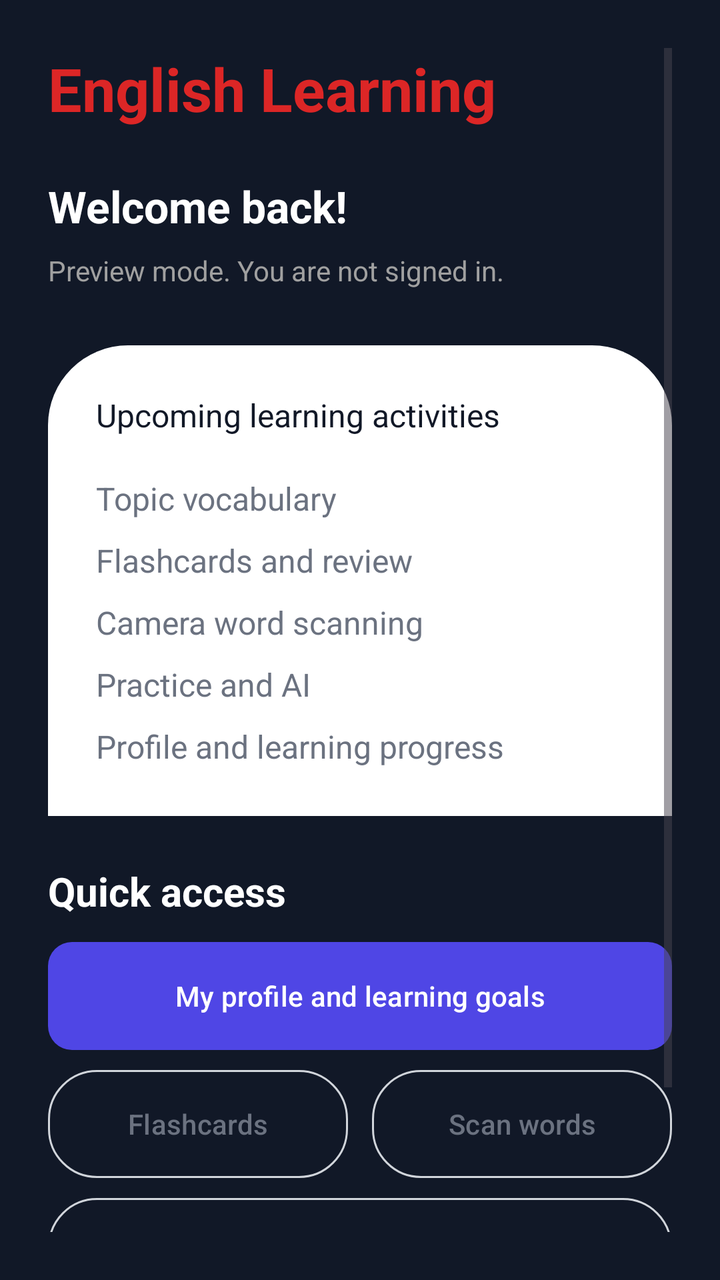
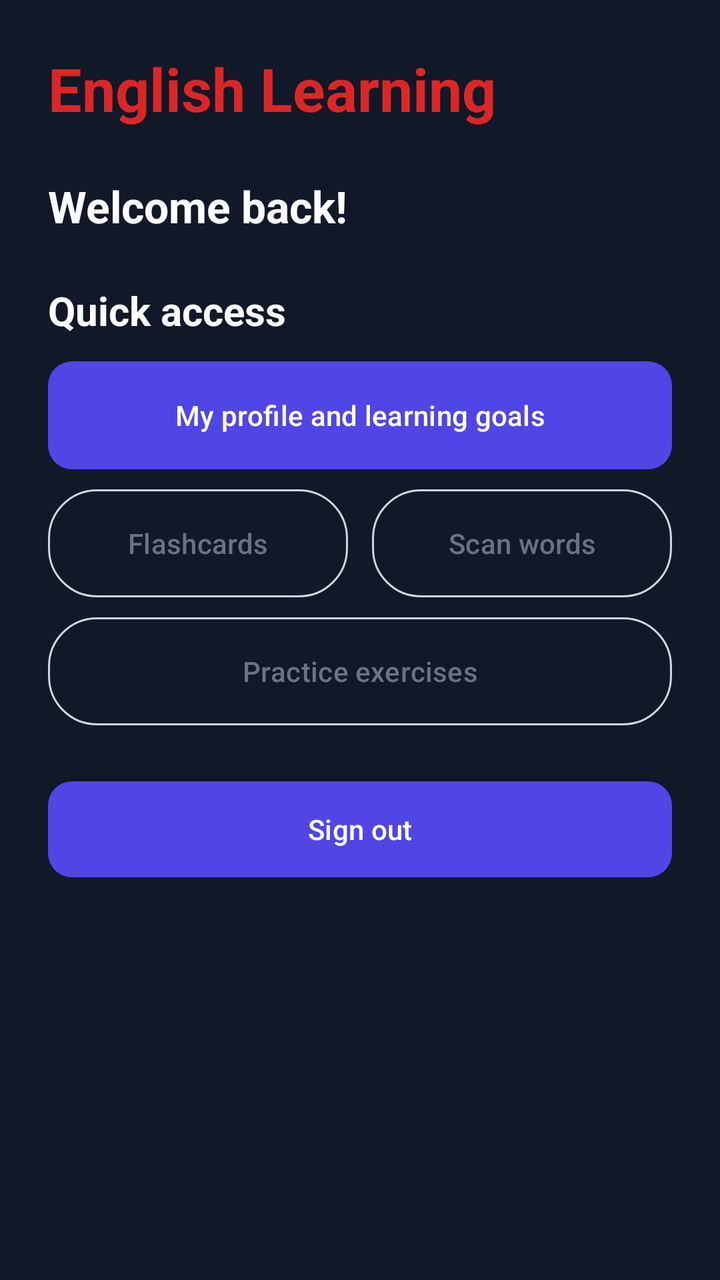

Two renders of the same Android screen: before a commit and after it. Below are the layout's source before the change and the commit's diff.
<!-- AndroidManifest.xml: application theme Theme.EnglishLearningSoftware -->
<!-- res/layout/activity_home.xml -->
<?xml version="1.0" encoding="utf-8"?>
<ScrollView xmlns:android="http://schemas.android.com/apk/res/android"
    xmlns:app="http://schemas.android.com/apk/res-auto"
    android:id="@+id/homeRoot"
    android:layout_width="match_parent"
    android:layout_height="match_parent"
    android:fillViewport="true"
    android:background="@color/bg_dark"
    android:padding="24dp">
    <LinearLayout
        android:layout_width="match_parent"
        android:layout_height="wrap_content"
        android:orientation="vertical">
        <TextView
            android:layout_width="match_parent"
            android:layout_height="wrap_content"
            android:text="@string/home_title"
            android:textSize="30sp"
            android:textStyle="bold"
            android:textColor="@color/text_red" />
        <TextView
            android:id="@+id/tvWelcome"
            android:layout_width="match_parent"
            android:layout_height="wrap_content"
            android:layout_marginTop="24dp"
            android:text="@string/welcome_back"
            android:textSize="22sp"
            android:textStyle="bold"
            android:textColor="@android:color/white" />
        <TextView
            android:id="@+id/tvHomeStatus"
            android:layout_width="match_parent"
            android:layout_height="wrap_content"
            android:layout_marginTop="8dp"
            android:text="@string/preview_status"
            android:textColor="#A0A0A0" />
        <LinearLayout
            android:layout_width="match_parent"
            android:layout_height="wrap_content"
            android:layout_marginTop="28dp"
            android:padding="24dp"
            android:background="@drawable/bg_bottom_sheet"
            android:orientation="vertical">
            <TextView
                android:layout_width="match_parent"
                android:layout_height="wrap_content"
                android:text="@string/home_description"
                android:textColor="@color/bg_dark"
                android:textSize="16sp" />
            <TextView
                android:layout_width="match_parent"
                android:layout_height="wrap_content"
                android:layout_marginTop="20dp"
                android:text="@string/planned_features"
                android:lineSpacingExtra="12dp"
                android:textColor="@color/text_gray"
                android:textSize="16sp" />
        </LinearLayout>

        
        <TextView
            android:layout_width="match_parent"
            android:layout_height="wrap_content"
            android:layout_marginTop="24dp"
            android:layout_marginBottom="12dp"
            android:text="@string/home_navigation"
            android:textColor="@android:color/white"
            android:textSize="20sp"
            android:textStyle="bold" />

        <Button
            android:id="@+id/btnOpenProfile"
            android:layout_width="match_parent"
            android:layout_height="54dp"
            android:text="@string/home_profile_shortcut"
            android:textAllCaps="false"
            android:textColor="@android:color/white"
            android:background="@drawable/bg_btn_primary"
            app:backgroundTint="@null"/>

        <LinearLayout
            android:layout_width="match_parent"
            android:layout_height="wrap_content"
            android:orientation="horizontal"
            android:layout_marginTop="10dp">

            <Button
                android:id="@+id/btnOpenFlashcards"
                android:layout_width="0dp"
                android:layout_height="54dp"
                android:layout_weight="1"
                android:layout_marginEnd="6dp"
                android:text="@string/home_flashcard_shortcut"
                android:textAllCaps="false"
                android:textColor="@color/text_gray"
                android:background="@drawable/bg_btn_outline"
                app:backgroundTint="@null"/>

            <Button
                android:id="@+id/btnOpenCamera"
                android:layout_width="0dp"
                android:layout_height="54dp"
                android:layout_weight="1"
                android:layout_marginStart="6dp"
                android:text="@string/home_camera_shortcut"
                android:textAllCaps="false"
                android:textColor="@color/text_gray"
                android:background="@drawable/bg_btn_outline"
                app:backgroundTint="@null"/>
        </LinearLayout>

        <Button
            android:id="@+id/btnOpenPractice"
            android:layout_width="match_parent"
            android:layout_height="54dp"
            android:layout_marginTop="10dp"
            android:text="@string/home_practice_shortcut"
            android:textAllCaps="false"
            android:textColor="@color/text_gray"
            android:background="@drawable/bg_btn_outline"
            app:backgroundTint="@null"/>
        <Button
            android:id="@+id/btnLogout"
            android:layout_width="match_parent"
            android:layout_height="wrap_content"
            android:layout_marginTop="28dp"
            android:text="@string/logout"
            android:textColor="@android:color/white"
            android:background="@drawable/bg_btn_primary"
            app:backgroundTint="@null" />
    </LinearLayout>
</ScrollView>
<!-- resources referenced by this layout -->
<resources>
  <color name="bg_dark">#111827</color>
  <color name="text_gray">#6B7280</color>
  <color name="text_red">#DC2626</color>
  <!-- drawable bg_bottom_sheet (drawable) -->
  <?xml version="1.0" encoding="utf-8"?>
  <shape xmlns:android="http://schemas.android.com/apk/res/android">
      <solid android:color="@android:color/white"/>
      <corners android:topLeftRadius="40dp" android:topRightRadius="40dp"/>
  </shape>
  <!-- drawable bg_btn_outline (drawable) -->
  <?xml version="1.0" encoding="utf-8"?>
  <shape xmlns:android="http://schemas.android.com/apk/res/android">
      <solid android:color="@android:color/transparent"/>
      <stroke android:width="1dp" android:color="#D1D5DB"/> 
      <corners android:radius="24dp"/>
  </shape>
  <!-- drawable bg_btn_primary (drawable) -->
  <?xml version="1.0" encoding="utf-8"?>
  <shape xmlns:android="http://schemas.android.com/apk/res/android">
      <solid android:color="@color/btn_blue"/>
      <corners android:radius="12dp"/>
  </shape>
  <string name="home_camera_shortcut">Scan words</string>
  <string name="home_description">Upcoming learning activities</string>
  <string name="home_flashcard_shortcut">Flashcards</string>
  <string name="home_navigation">Quick access</string>
  <string name="home_practice_shortcut">Practice exercises</string>
  <string name="home_profile_shortcut">My profile and learning goals</string>
  <string name="home_title">English Learning</string>
  <string name="logout">Sign out</string>
  <string name="planned_features">Topic vocabulary\nFlashcards and review\nCamera word scanning\nPractice and AI\nProfile and learning progress</string>
  <string name="preview_status">Preview mode. You are not signed in.</string>
  <string name="welcome_back">Welcome back!</string>
  <style name="Theme.EnglishLearningSoftware" parent="Base.Theme.EnglishLearningSoftware" />
  <color name="btn_blue">#4F46E5</color>
  <style name="Base.Theme.EnglishLearningSoftware" parent="Theme.Material3.DayNight.NoActionBar">
          
          
      </style>
</resources>

<!-- the commit's change to res/layout/activity_home.xml (unified diff, before → after) -->
@@ -27,35 +27,6 @@
             android:textSize="22sp"
             android:textStyle="bold"
             android:textColor="@android:color/white" />
-        <TextView
-            android:id="@+id/tvHomeStatus"
-            android:layout_width="match_parent"
-            android:layout_height="wrap_content"
-            android:layout_marginTop="8dp"
-            android:text="@string/preview_status"
-            android:textColor="#A0A0A0" />
-        <LinearLayout
-            android:layout_width="match_parent"
-            android:layout_height="wrap_content"
-            android:layout_marginTop="28dp"
-            android:padding="24dp"
-            android:background="@drawable/bg_bottom_sheet"
-            android:orientation="vertical">
-            <TextView
-                android:layout_width="match_parent"
-                android:layout_height="wrap_content"
-                android:text="@string/home_description"
-                android:textColor="@color/bg_dark"
-                android:textSize="16sp" />
-            <TextView
-                android:layout_width="match_parent"
-                android:layout_height="wrap_content"
-                android:layout_marginTop="20dp"
-                android:text="@string/planned_features"
-                android:lineSpacingExtra="12dp"
-                android:textColor="@color/text_gray"
-                android:textSize="16sp" />
-        </LinearLayout>
 
         
         <TextView
<!-- resource entries referenced after the edit -->
@@ -3,12 +3,6 @@
   <color name="bg_dark">#111827</color>
   <color name="text_gray">#6B7280</color>
   <color name="text_red">#DC2626</color>
-  <!-- drawable bg_bottom_sheet (drawable) -->
-  <?xml version="1.0" encoding="utf-8"?>
-  <shape xmlns:android="http://schemas.android.com/apk/res/android">
-      <solid android:color="@android:color/white"/>
-      <corners android:topLeftRadius="40dp" android:topRightRadius="40dp"/>
-  </shape>
   <!-- drawable bg_btn_outline (drawable) -->
   <?xml version="1.0" encoding="utf-8"?>
   <shape xmlns:android="http://schemas.android.com/apk/res/android">
@@ -23,15 +17,12 @@
       <corners android:radius="12dp"/>
   </shape>
   <string name="home_camera_shortcut">Scan words</string>
-  <string name="home_description">Upcoming learning activities</string>
   <string name="home_flashcard_shortcut">Flashcards</string>
   <string name="home_navigation">Quick access</string>
   <string name="home_practice_shortcut">Practice exercises</string>
   <string name="home_profile_shortcut">My profile and learning goals</string>
   <string name="home_title">English Learning</string>
   <string name="logout">Sign out</string>
-  <string name="planned_features">Topic vocabulary\nFlashcards and review\nCamera word scanning\nPractice and AI\nProfile and learning progress</string>
-  <string name="preview_status">Preview mode. You are not signed in.</string>
   <string name="welcome_back">Welcome back!</string>
   <style name="Theme.EnglishLearningSoftware" parent="Base.Theme.EnglishLearningSoftware" />
   <color name="btn_blue">#4F46E5</color>
